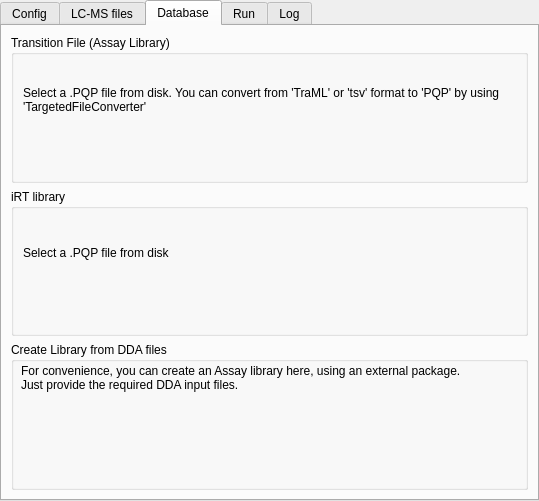
Qt form src/openms_gui/source/VISUAL/DIALOGS/SwathTabWidget.ui (OpenMS/OpenMS-TOPP-GUI) before a commit.
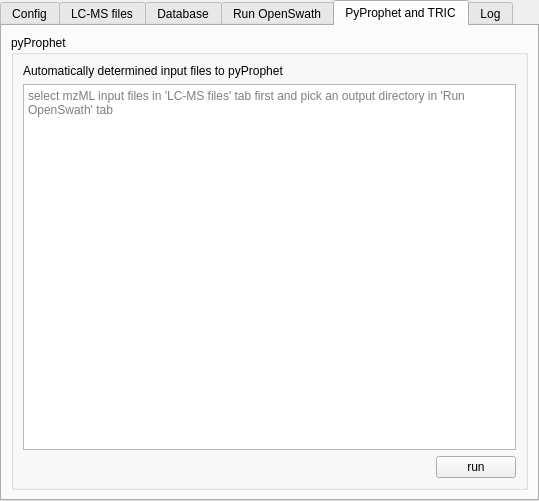
The same form after that commit. Custom widgets are drawn as their Qt base class.

Commit message: added pyprophet and TRIC computation

```diff
--- a/src/openms_gui/source/VISUAL/DIALOGS/SwathTabWidget.ui
+++ b/src/openms_gui/source/VISUAL/DIALOGS/SwathTabWidget.ui
@@ -19,8 +19,26 @@
   <property name="windowTitle">
    <string>TabWidget</string>
   </property>
+  <property name="tabPosition">
+   <enum>QTabWidget::North</enum>
+  </property>
+  <property name="tabShape">
+   <enum>QTabWidget::Rounded</enum>
+  </property>
   <property name="currentIndex">
-   <number>2</number>
+   <number>4</number>
+  </property>
+  <property name="elideMode">
+   <enum>Qt::ElideNone</enum>
+  </property>
+  <property name="documentMode">
+   <bool>false</bool>
+  </property>
+  <property name="tabsClosable">
+   <bool>false</bool>
+  </property>
+  <property name="tabBarAutoHide">
+   <bool>false</bool>
   </property>
   <widget class="QWidget" name="tab_config">
    <property name="sizePolicy">
@@ -228,7 +246,7 @@
   </widget>
   <widget class="QWidget" name="tab_run">
    <attribute name="title">
-    <string>Run</string>
+    <string>Run OpenSwath</string>
    </attribute>
    <layout class="QVBoxLayout" name="verticalLayout_5">
     <item>
@@ -339,6 +357,63 @@
     </item>
    </layout>
   </widget>
+  <widget class="QWidget" name="tab_downstream">
+   <attribute name="title">
+    <string>PyProphet and TRIC</string>
+   </attribute>
+   <layout class="QVBoxLayout" name="verticalLayout_10">
+    <item>
+     <layout class="QVBoxLayout" name="verticalLayout_11">
+      <item>
+       <widget class="QGroupBox" name="groupBox_8">
+        <property name="title">
+         <string>pyProphet</string>
+        </property>
+        <layout class="QGridLayout" name="gridLayout_3">
+         <item row="2" column="2">
+          <widget class="QPushButton" name="btn_runPyProphet">
+           <property name="text">
+            <string>run</string>
+           </property>
+          </widget>
+         </item>
+         <item row="0" column="0" colspan="2">
+          <widget class="QLabel" name="label_8">
+           <property name="text">
+            <string>Automatically determined input files to pyProphet</string>
+           </property>
+          </widget>
+         </item>
+         <item row="2" column="1">
+          <spacer name="horizontalSpacer_2">
+           <property name="orientation">
+            <enum>Qt::Horizontal</enum>
+           </property>
+           <property name="sizeHint" stdset="0">
+            <size>
+             <width>232</width>
+             <height>20</height>
+            </size>
+           </property>
+          </spacer>
+         </item>
+         <item row="1" column="0" colspan="3">
+          <widget class="QTextEdit" name="input_py_pqps">
+           <property name="readOnly">
+            <bool>true</bool>
+           </property>
+           <property name="placeholderText">
+            <string>select mzML input files in 'LC-MS files' tab first and pick an output directory in 'Run OpenSwath' tab</string>
+           </property>
+          </widget>
+         </item>
+        </layout>
+       </widget>
+      </item>
+     </layout>
+    </item>
+   </layout>
+  </widget>
   <widget class="QWidget" name="tab_log">
    <attribute name="title">
     <string>Log</string>
```
The commit also changes 2 other files.
